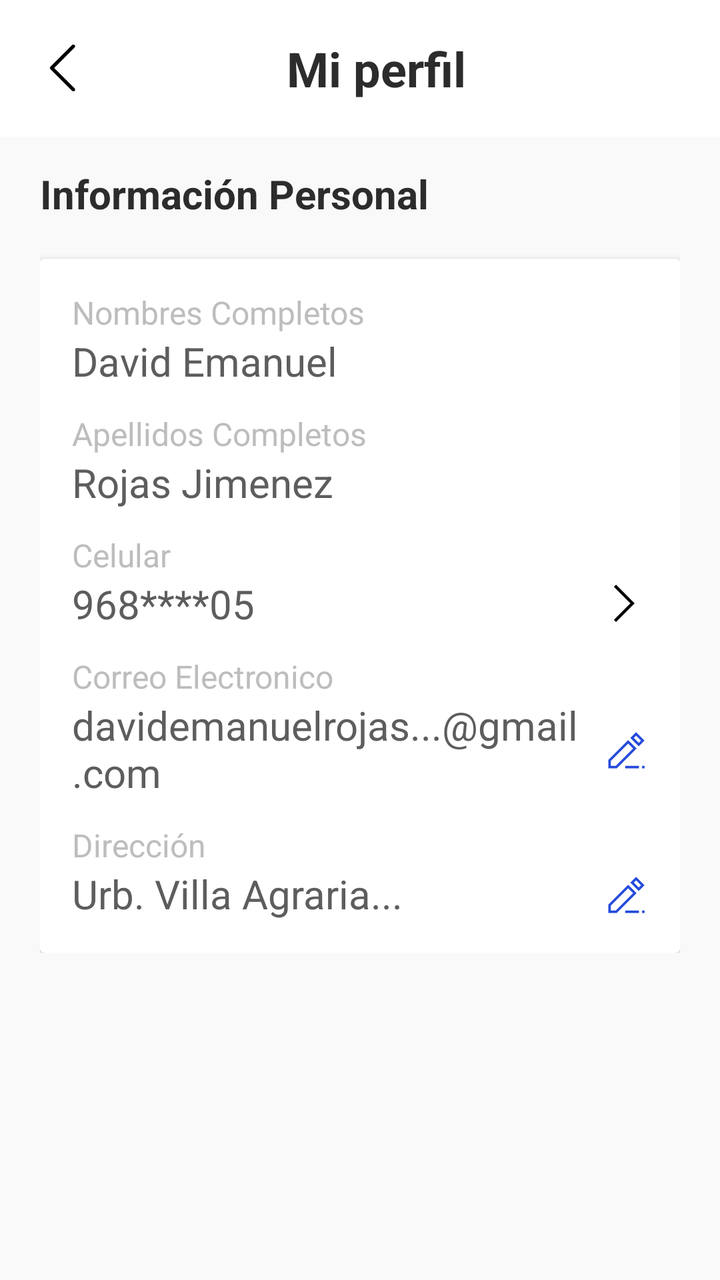
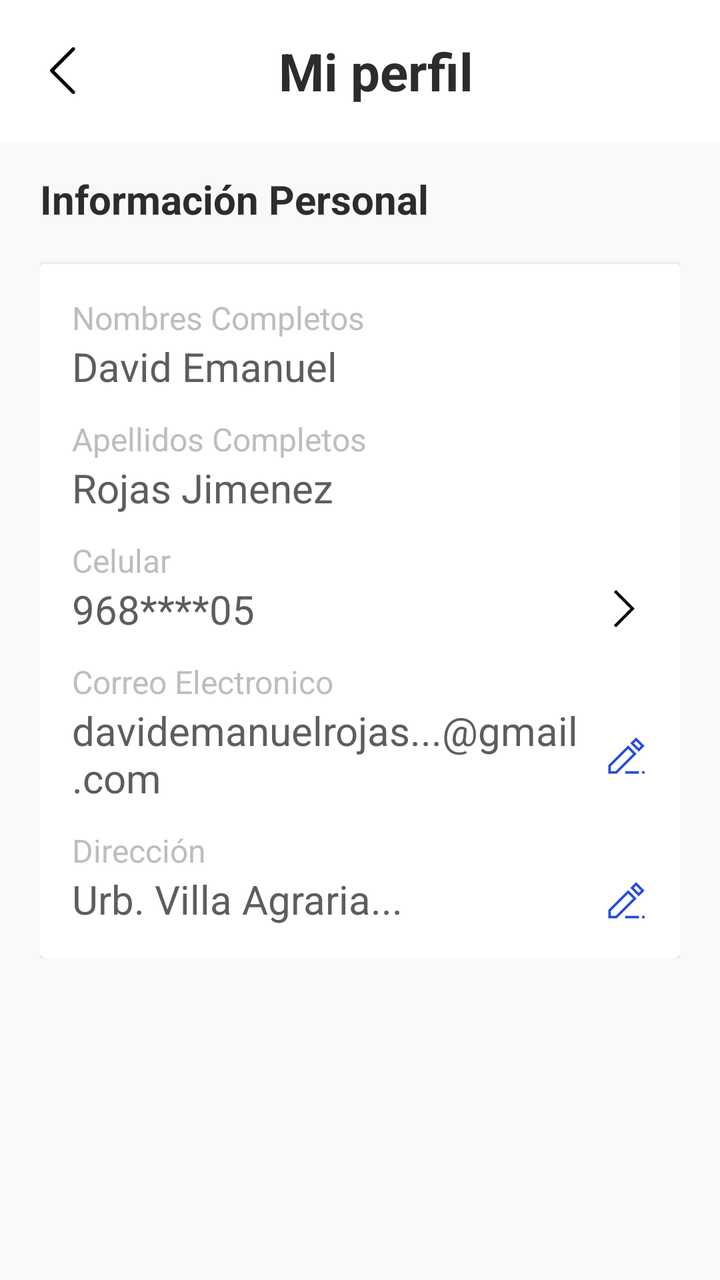

An Android layout rendered at two revisions. The XML below is the earlier revision; the diff shows what the commit changed to produce the second picture.
<!-- AndroidManifest.xml: application theme Theme.ReparApp -->
<!-- res/layout/fragment_profile_tech_detail_dialog.xml -->
<?xml version="1.0" encoding="utf-8"?>
<LinearLayout xmlns:android="http://schemas.android.com/apk/res/android"
    xmlns:tools="http://schemas.android.com/tools"
    android:layout_width="match_parent"
    android:layout_height="match_parent"
    android:orientation="vertical"
    android:background="#F9F9F9"
    xmlns:app="http://schemas.android.com/apk/res-auto"
    tools:context=".views.ui.fragments.ProfileFragment">

    <androidx.constraintlayout.widget.ConstraintLayout
        android:id="@+id/headerLayout"
        android:layout_width="match_parent"
        android:layout_height="wrap_content"
        android:gravity="center_vertical"
        android:background="@color/white"
        android:orientation="horizontal"
        android:paddingHorizontal="16dp"
        android:paddingVertical="18dp"
        >

        <ImageView
            android:id="@+id/img_flecha_back"
            android:layout_width="wrap_content"
            android:layout_height="wrap_content"
            app:layout_constraintStart_toStartOf="parent"
            app:layout_constraintTop_toTopOf="parent"
            app:layout_constraintBottom_toBottomOf="parent"
            android:src="@drawable/icon_arrow_back2"
            />

        <TextView
            android:id="@+id/tv_titulo_home"
            android:layout_width="wrap_content"
            android:layout_height="wrap_content"
            android:layout_marginStart="16dp"
            android:text="Mi perfil"
            android:textColor="#2C2C2C"
            android:textSize="24sp"
            android:textStyle="bold"
            app:layout_constraintStart_toStartOf="parent"
            app:layout_constraintTop_toTopOf="parent"
            app:layout_constraintEnd_toEndOf="parent"
            />
    </androidx.constraintlayout.widget.ConstraintLayout>


    <ScrollView
        android:layout_width="match_parent"
        android:layout_height="wrap_content"
        app:layout_constraintStart_toStartOf="parent"
        app:layout_constraintEnd_toEndOf="parent"
        app:layout_constraintTop_toBottomOf="@id/headerLayout"
        >

        <LinearLayout
            android:layout_width="match_parent"
            android:layout_height="wrap_content"
            android:orientation="vertical"
            android:paddingHorizontal="20dp"
            >
            <TextView
                android:layout_width="wrap_content"
                android:layout_height="wrap_content"
                android:text="Información Personal"
                android:layout_marginVertical="15dp"
                android:textSize="20sp"
                android:textColor="#2C2C2C"
                android:textStyle="bold" />
            <androidx.cardview.widget.CardView
                android:layout_width="match_parent"
                android:layout_height="wrap_content"
                android:orientation="horizontal"
                android:layout_marginTop="4dp"
                >
                <LinearLayout
                    android:layout_width="match_parent"
                    android:layout_height="wrap_content"
                    android:orientation="vertical"
                    android:padding="16dp"
                    >
                    <TextView
                        android:layout_width="wrap_content"
                        android:layout_height="wrap_content"
                        android:text="Nombres Completos"
                        android:textColor="#BDBDBD"
                        android:layout_weight="1"
                        android:textSize="16sp"
                        />

                    <TextView
                        android:id="@+id/tv_nombre_completos"
                        android:layout_width="wrap_content"
                        android:layout_height="wrap_content"
                        android:text="David Emanuel"
                        android:textColor="#5D5D5D"
                        android:textSize="20sp" />

                    <TextView
                        android:layout_width="wrap_content"
                        android:layout_height="wrap_content"
                        android:text="Apellidos Completos"
                        android:textColor="#BDBDBD"
                        android:layout_weight="1"
                        android:textSize="16sp"
                        android:layout_marginTop="12dp"
                        />

                    <TextView
                        android:id="@+id/tv_apellidos_completos"
                        android:layout_width="wrap_content"
                        android:layout_height="wrap_content"
                        android:text="Rojas Jimenez"
                        android:textColor="#5D5D5D"
                        android:textSize="20sp" />

                    <TextView
                        android:layout_width="wrap_content"
                        android:layout_height="wrap_content"
                        android:text="Celular"
                        android:textColor="#BDBDBD"
                        android:layout_weight="1"
                        android:textSize="16sp"
                        android:layout_marginTop="12dp"
                        />

                    <LinearLayout
                        android:layout_width="match_parent"
                        android:layout_height="wrap_content"
                        android:orientation="horizontal"
                        >
                        <TextView
                            android:id="@+id/tv_numero_telefono"
                            android:layout_width="wrap_content"
                            android:layout_height="wrap_content"
                            android:layout_weight="1"
                            android:text="968****05"
                            android:textColor="#5D5D5D"
                            android:textSize="20sp" />

                        <ImageView
                            android:layout_width="wrap_content"
                            android:layout_height="wrap_content"
                            android:src="@drawable/icon_arrow_right2"
                            android:layout_gravity="center"
                            />

                    </LinearLayout>



                    <TextView
                        android:layout_width="wrap_content"
                        android:layout_height="wrap_content"
                        android:layout_marginTop="12dp"
                        android:layout_weight="1"
                        android:text="Correo Electronico"
                        android:textColor="#BDBDBD"
                        android:textSize="16sp" />
                    <LinearLayout
                        android:layout_width="match_parent"
                        android:layout_height="wrap_content"
                        android:orientation="horizontal"
                        >
                        <TextView
                            android:id="@+id/tv_correo"
                            android:layout_width="wrap_content"
                            android:layout_height="wrap_content"
                            android:layout_weight="1"
                            android:text="davidemanuelrojas...@gmail.com"
                            android:textColor="#5D5D5D"
                            android:textSize="20sp" />

                        <ImageView
                            android:layout_width="wrap_content"
                            android:layout_height="wrap_content"
                            android:src="@drawable/icon_edit2"
                            android:layout_gravity="center"
                            />

                    </LinearLayout>


                    <TextView
                        android:layout_width="wrap_content"
                        android:layout_height="wrap_content"
                        android:text="Dirección"
                        android:textColor="#BDBDBD"
                        android:layout_weight="1"
                        android:textSize="16sp"
                        android:layout_marginTop="12dp"
                        />

                    <LinearLayout
                        android:layout_width="match_parent"
                        android:layout_height="wrap_content"
                        android:orientation="horizontal"
                        >
                        <TextView
                            android:id="@+id/tv_direccion"
                            android:layout_width="wrap_content"
                            android:layout_height="wrap_content"
                            android:layout_weight="1"
                            android:text="Urb. Villa Agraria..."
                            android:textColor="#5D5D5D"
                            android:textSize="20sp" />

                        <ImageView
                            android:layout_width="wrap_content"
                            android:layout_height="wrap_content"
                            android:src="@drawable/icon_edit2"
                            android:layout_gravity="center"
                            />

                    </LinearLayout>
                </LinearLayout>
            </androidx.cardview.widget.CardView>
        </LinearLayout>

    </ScrollView>

</LinearLayout>
<!-- resources referenced by this layout -->
<resources>
  <color name="white">#FFFFFFFF</color>
  <!-- drawable icon_arrow_back2 (drawable) -->
  <vector xmlns:android="http://schemas.android.com/apk/res/android" android:height="30dp" android:viewportHeight="512" android:viewportWidth="512" android:width="30dp">
        
      <path android:fillColor="#FF000000" android:pathData="M353,450a15,15 0,0 1,-10.61 -4.39L157.5,260.71a15,15 0,0 1,0 -21.21L342.39,54.6a15,15 0,1 1,21.22 21.21L189.32,250.1 363.61,424.39A15,15 0,0 1,353 450Z"/>
      
  </vector>
  <!-- drawable icon_arrow_right2 (drawable) -->
  <vector xmlns:android="http://schemas.android.com/apk/res/android"
      android:width="24dp"
      android:height="24dp"
      android:viewportWidth="960"
      android:viewportHeight="960">
    <path
        android:pathData="m320.23,852.31 l-42.54,-42.54L607.46,480 277.69,150.23l42.54,-42.54L692.54,480 320.23,852.31Z"
        android:fillColor="@color/black"/>
  </vector>
  <!-- drawable icon_edit2 (drawable) -->
  <vector xmlns:android="http://schemas.android.com/apk/res/android" android:height="20dp" android:viewportHeight="128" android:viewportWidth="128" android:width="20dp">
        
      <path android:fillColor="#254BDC" android:pathData="M91.4,63.5L64.5,36.6L1,100.1V127h26.9L91.4,63.5zM9,119v-15.6l55.5,-55.5l15.6,15.6L24.6,119H9z"/>
        
      <path android:fillColor="#254BDC" android:pathData="M55,119h44v8h-44z"/>
        
      <path android:fillColor="#254BDC" android:pathData="M109,119h8v8h-8z"/>
        
      <path android:fillColor="#254BDC" android:pathData="M71.6,29.6l26.9,26.9L116.8,38L90,11.2L71.6,29.6zM98.4,45.1L82.9,29.6l7.1,-7.1L105.5,38L98.4,45.1z"/>
      
  </vector>
  <style name="Theme.ReparApp" parent="Base.Theme.ReparApp" />
  <color name="black">#FF000000</color>
  <style name="Base.Theme.ReparApp" parent="Theme.Material3.DayNight.NoActionBar">
          
          
      </style>
</resources>

<!-- the commit's change to res/layout/fragment_profile_tech_detail_dialog.xml (unified diff, before → after) -->
@@ -36,7 +36,7 @@
             android:layout_marginStart="16dp"
             android:text="Mi perfil"
             android:textColor="#2C2C2C"
-            android:textSize="24sp"
+            android:textSize="26sp"
             android:textStyle="bold"
             app:layout_constraintStart_toStartOf="parent"
             app:layout_constraintTop_toTopOf="parent"
<!-- resource entries referenced after the edit -->
@@ -32,8 +32,7 @@
   <style name="Theme.ReparApp" parent="Base.Theme.ReparApp" />
   <color name="black">#FF000000</color>
   <style name="Base.Theme.ReparApp" parent="Theme.Material3.DayNight.NoActionBar">
-          
-          
+  
       </style>
 </resources>
 
